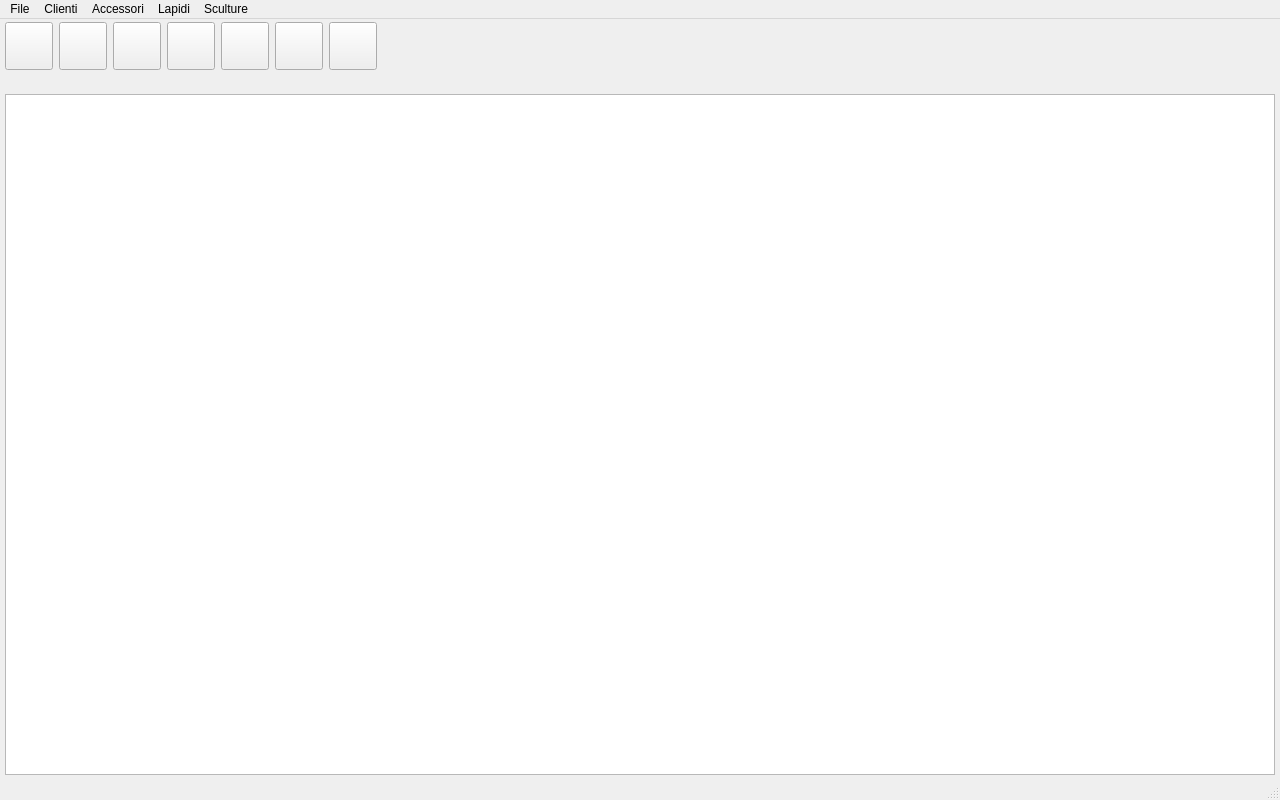
First picture: the form in funeraria.ui, repository LuigiCaradonna/funeraria, before the edit.
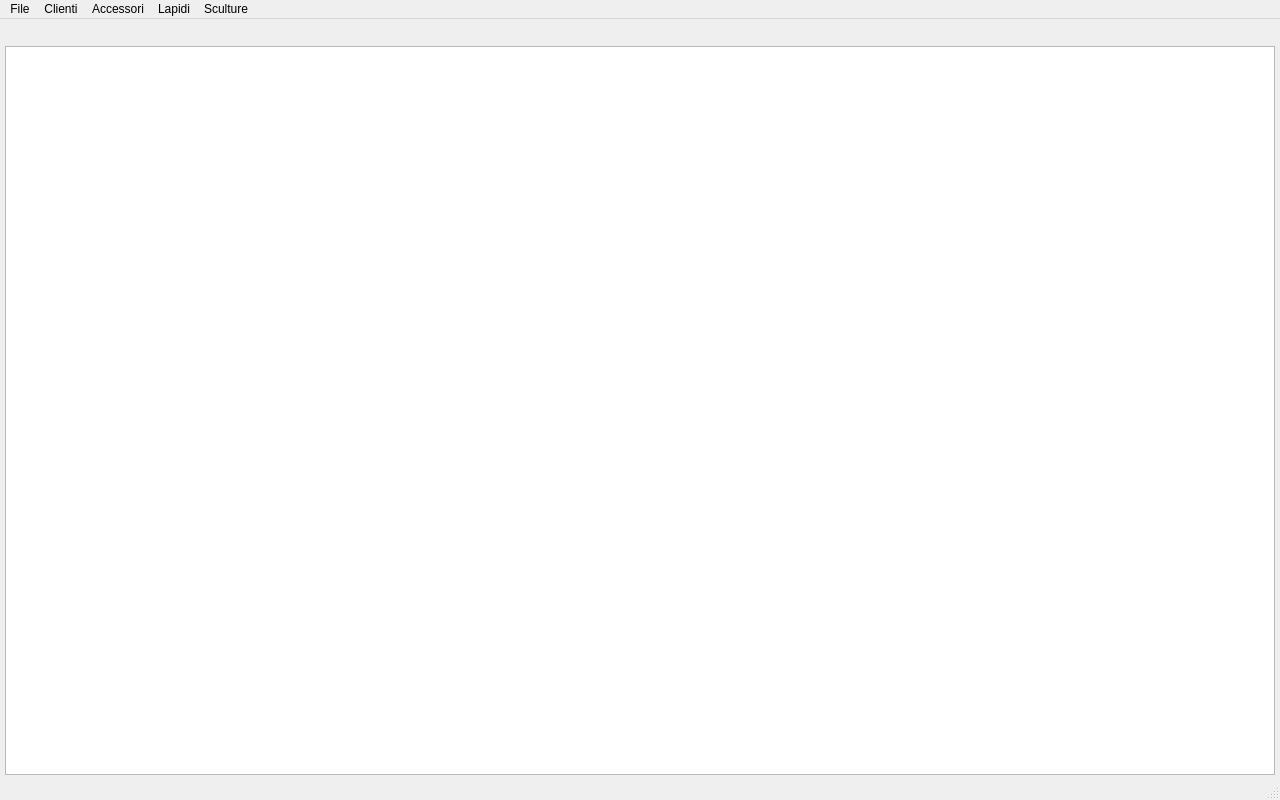
Second picture: the form after the edit.

Commit message: The top quick access bar is now generated at runtime

Patch:
```diff
--- a/funeraria.ui
+++ b/funeraria.ui
@@ -45,196 +45,7 @@
        <number>3</number>
       </property>
       <item>
-       <layout class="QHBoxLayout" name="quickAccessBar">
-        <item>
-         <widget class="QPushButton" name="btnQuickReport">
-          <property name="minimumSize">
-           <size>
-            <width>48</width>
-            <height>48</height>
-           </size>
-          </property>
-          <property name="maximumSize">
-           <size>
-            <width>48</width>
-            <height>48</height>
-           </size>
-          </property>
-          <property name="font">
-           <font>
-            <pointsize>12</pointsize>
-           </font>
-          </property>
-          <property name="toolTip">
-           <string>Report</string>
-          </property>
-          <property name="text">
-           <string/>
-          </property>
-         </widget>
-        </item>
-        <item>
-         <widget class="QPushButton" name="btnQuickClients">
-          <property name="minimumSize">
-           <size>
-            <width>48</width>
-            <height>48</height>
-           </size>
-          </property>
-          <property name="maximumSize">
-           <size>
-            <width>48</width>
-            <height>48</height>
-           </size>
-          </property>
-          <property name="font">
-           <font>
-            <pointsize>12</pointsize>
-           </font>
-          </property>
-          <property name="text">
-           <string/>
-          </property>
-         </widget>
-        </item>
-        <item>
-         <widget class="QPushButton" name="btnQuickToEngrave">
-          <property name="minimumSize">
-           <size>
-            <width>48</width>
-            <height>48</height>
-           </size>
-          </property>
-          <property name="maximumSize">
-           <size>
-            <width>48</width>
-            <height>48</height>
-           </size>
-          </property>
-          <property name="font">
-           <font>
-            <pointsize>12</pointsize>
-           </font>
-          </property>
-          <property name="toolTip">
-           <string>Da incidere</string>
-          </property>
-          <property name="text">
-           <string/>
-          </property>
-         </widget>
-        </item>
-        <item>
-         <widget class="QPushButton" name="btnQuickSculptures">
-          <property name="minimumSize">
-           <size>
-            <width>48</width>
-            <height>48</height>
-           </size>
-          </property>
-          <property name="maximumSize">
-           <size>
-            <width>48</width>
-            <height>48</height>
-           </size>
-          </property>
-          <property name="font">
-           <font>
-            <pointsize>12</pointsize>
-           </font>
-          </property>
-          <property name="toolTip">
-           <string>Sculture</string>
-          </property>
-          <property name="text">
-           <string/>
-          </property>
-         </widget>
-        </item>
-        <item>
-         <widget class="QPushButton" name="btnQuickToPay">
-          <property name="minimumSize">
-           <size>
-            <width>48</width>
-            <height>48</height>
-           </size>
-          </property>
-          <property name="maximumSize">
-           <size>
-            <width>48</width>
-            <height>48</height>
-           </size>
-          </property>
-          <property name="text">
-           <string/>
-          </property>
-         </widget>
-        </item>
-        <item>
-         <widget class="QPushButton" name="btnQuickToMount">
-          <property name="minimumSize">
-           <size>
-            <width>48</width>
-            <height>48</height>
-           </size>
-          </property>
-          <property name="maximumSize">
-           <size>
-            <width>48</width>
-            <height>48</height>
-           </size>
-          </property>
-          <property name="font">
-           <font>
-            <pointsize>12</pointsize>
-           </font>
-          </property>
-          <property name="text">
-           <string/>
-          </property>
-         </widget>
-        </item>
-        <item>
-         <widget class="QPushButton" name="btnQuickNewTomb">
-          <property name="minimumSize">
-           <size>
-            <width>48</width>
-            <height>48</height>
-           </size>
-          </property>
-          <property name="maximumSize">
-           <size>
-            <width>48</width>
-            <height>48</height>
-           </size>
-          </property>
-          <property name="font">
-           <font>
-            <pointsize>12</pointsize>
-           </font>
-          </property>
-          <property name="toolTip">
-           <string>Nuova lapide</string>
-          </property>
-          <property name="text">
-           <string/>
-          </property>
-         </widget>
-        </item>
-        <item>
-         <spacer name="horizontalSpacer">
-          <property name="orientation">
-           <enum>Qt::Orientation::Horizontal</enum>
-          </property>
-          <property name="sizeHint" stdset="0">
-           <size>
-            <width>40</width>
-            <height>20</height>
-           </size>
-          </property>
-         </spacer>
-        </item>
-       </layout>
+       <widget class="QWidget" name="topBarQuickAccess" native="true"/>
       </item>
       <item>
        <widget class="QWidget" name="tombsTopBarWidget" native="true"/>
```
The commit also changes 2 other files.
